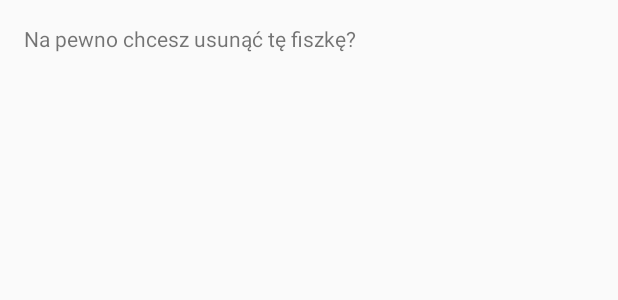
After one commit to Busiu/Flashcards, an Android app: the layout dialog_simple_approval.xml on its own in the app's theme, with its tools: preview values and no code run, on a phone screen of 412 x 824 dp. The commit adds this screen. Shown: the top 300 px of the screen. Run offline under Robolectric (Android 15) with nearby library versions, the phone set to English and light mode, and no system bars.

Commit message:
Add SimpleDeleteDialog while deleting flashcard.

```diff
--- a/app/src/main/java/com/example/flashcards/dialogs/AddCategoryDialog.java
+++ b/app/src/main/java/com/example/flashcards/dialogs/AddCategoryDialog.java
@@ -32,7 +32,7 @@ public class AddCategoryDialog extends AppCompatDialogFragment {
         editTextCategoryName = view.findViewById(R.id.edit_text_category_name);
 
         builder.setView(view)
-                .setTitle("Dodaj kategorię")
+                .setTitle("Dodaj kategorię:")
                 .setNegativeButton("anuluj", new DialogInterface.OnClickListener() {
                     @Override
                     public void onClick(DialogInterface dialog, int which) {
--- a/app/src/main/java/com/example/flashcards/dialogs/AddFlashcardDialog.java
+++ b/app/src/main/java/com/example/flashcards/dialogs/AddFlashcardDialog.java
@@ -64,7 +64,7 @@ public class AddFlashcardDialog extends AppCompatDialogFragment {
         });
 
         builder.setView(view)
-                .setTitle("Dodaj fiszkę")
+                .setTitle("Dodaj fiszkę:")
                 .setNegativeButton("anuluj", new DialogInterface.OnClickListener() {
                     @Override
                     public void onClick(DialogInterface dialog, int which) {
--- /dev/null
+++ b/app/src/main/res/layout/dialog_simple_approval.xml
@@ -0,0 +1,13 @@
+<?xml version="1.0" encoding="utf-8"?>
+<RelativeLayout xmlns:android="http://schemas.android.com/apk/res/android"
+    android:layout_width="match_parent"
+    android:layout_height="match_parent"
+    android:padding="16dp" >
+
+    <TextView
+        android:id="@+id/text_view_info"
+        android:layout_width="match_parent"
+        android:layout_height="wrap_content"
+        android:text="Na pewno chcesz usunąć tę fiszkę?" />
+
+</RelativeLayout>
```
Also changed, not shown: app/src/main/java/com/example/flashcards/activities/FlashcardListActivity.java (+16 -2 lines), app/src/main/java/com/example/flashcards/adapters/FlashcardAdapter.java (+12 -4 lines), app/src/main/java/com/example/flashcards/dialogs/SimpleDeleteDialog.java (added, +55 -0 lines).
